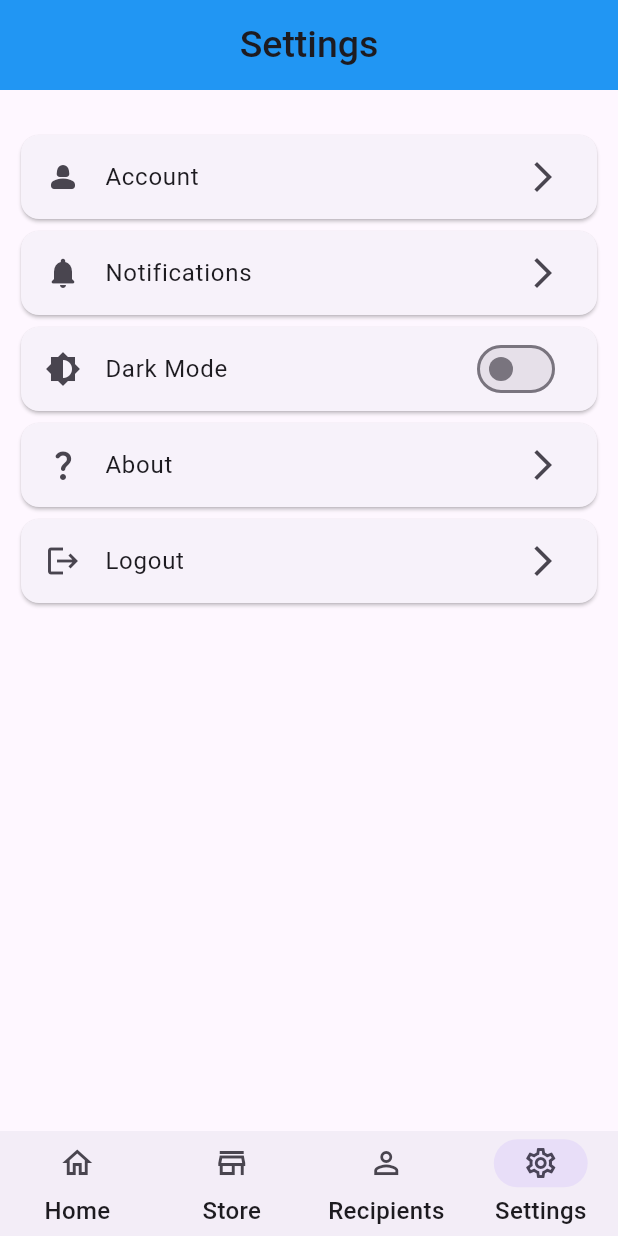
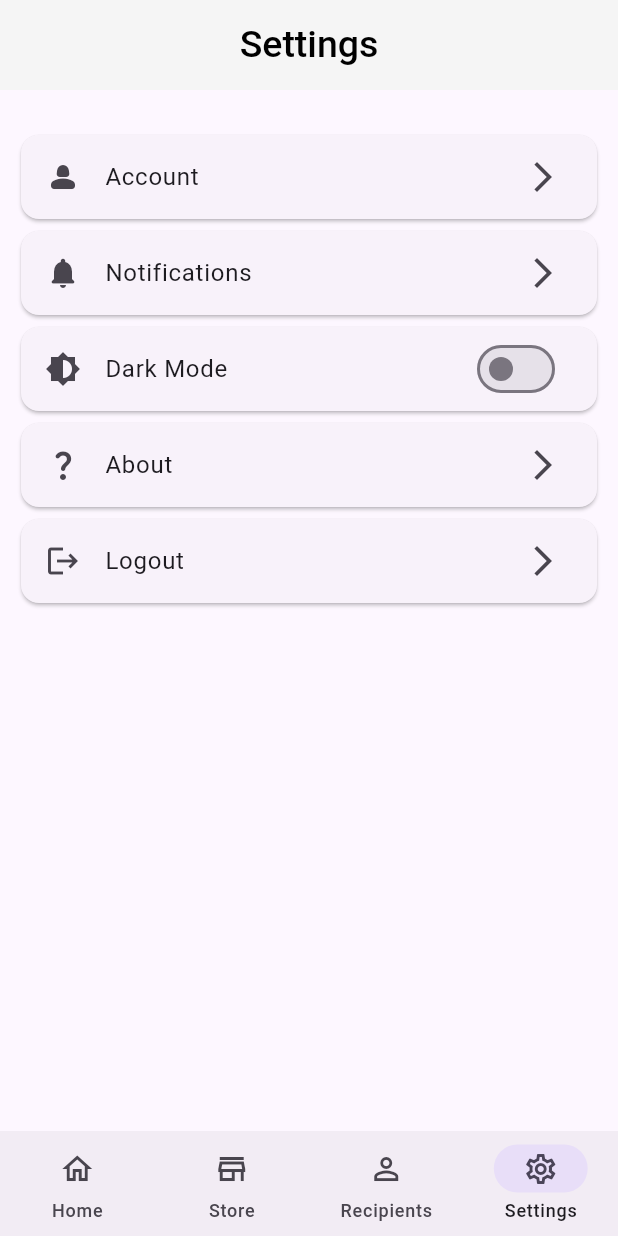
Before and after one commit to Danamaz/Waste_Reduction, a Flutter app: the screen it shows once a user with an empty profile is signed in, item 4 of the bottom bar chosen, on a phone screen of 412 x 824 dp. Run offline on Flutter 3.47's test engine with Material 3 defaults, Android fonts, the phone set to English and light mode, and no system bars; our stand-ins replace awesome_notifications, cloud_firestore, email_validator, firebase_auth, firebase_core, firebase_storage and 1 more; missing offline and left inert: bulleted_list; accounts and stored records are empty; statements that could not run were skipped.

Commit message:
Adding Theme to pages

```diff
--- a/lib/pages/homepage.dart
+++ b/lib/pages/homepage.dart
@@ -25,10 +25,7 @@ class _HomePageState extends State<HomePage> {
     return Scaffold(
         body: screens[index],
         bottomNavigationBar: NavigationBarTheme(
-          data: NavigationBarThemeData(
-            labelTextStyle: MaterialStateProperty.all(
-                const TextStyle(fontSize: 16, fontWeight: FontWeight.w500)),
-          ),
+          data: const NavigationBarThemeData(),
           child: NavigationBar(
               height: 70,
               selectedIndex: index,
--- a/lib/pages/homescreenpage.dart
+++ b/lib/pages/homescreenpage.dart
@@ -15,7 +15,6 @@ class HomeScreen extends StatelessWidget {
           centerTitle: true,
           automaticallyImplyLeading: false,
           toolbarHeight: 60,
-          backgroundColor: Colors.blue,
         ),
         body: Container(
           margin: const EdgeInsets.all(5),
--- a/lib/pages/receiverspage.dart
+++ b/lib/pages/receiverspage.dart
@@ -23,7 +23,6 @@ class _RecipientpageState extends State<Recipientpage> {
           automaticallyImplyLeading: false,
           centerTitle: true,
           toolbarHeight: 60,
-          backgroundColor: Colors.blue,
         ),
         body: StreamBuilder(
             stream: FirebaseFirestore.instance
--- a/lib/pages/settingspage.dart
+++ b/lib/pages/settingspage.dart
@@ -25,7 +25,6 @@ class _SettingsPageState extends State<SettingsPage> {
         ),
         centerTitle: true,
         automaticallyImplyLeading: false,
-        backgroundColor: Colors.blue,
         toolbarHeight: 60,
       ),
       body: SingleChildScrollView(
--- a/lib/services/theme.dart
+++ b/lib/services/theme.dart
@@ -1,20 +1,26 @@
 import 'package:flutter/material.dart';
 
+const Color seedColor = Color(0xFF6200EE);
+
 ThemeData lightMode = ThemeData(
-  brightness: Brightness.light,
-  // colorScheme: const ColorScheme.light().copyWith(
-  //   background: Colors.grey.shade400,
-  //   // primary: Colors.grey.shade300,
-  //   // secondary: Colors.grey.shade200,
-  // ),
+  colorScheme: ColorScheme.fromSeed(
+    seedColor: seedColor,
+    brightness: Brightness.light,
+  ),
+  appBarTheme: AppBarTheme(
+    backgroundColor: Colors.grey[100],
+    foregroundColor: Colors.black,
+  ),
 );
 
 ThemeData darkMode = ThemeData(
-  brightness: Brightness.dark,
-  // colorScheme: const ColorScheme.dark().copyWith(
-  //   background: Colors.grey.shade900,
-  //   // primary: Colors.grey.shade800,
-  //   // secondary: Colors.grey.shade700,
+  colorScheme: ColorScheme.fromSeed(
+    seedColor: seedColor,
+    brightness: Brightness.dark,
+  ),
+  // appBarTheme: AppBarTheme(
+  //   backgroundColor: Colors.grey[800],
+  //   foregroundColor: Colors.white,
   // ),
 );
 
```
Also changed, not shown: lib/pages/storepage.dart (+0 -11 lines), lib/services/itemcard.dart (+7 -3 lines).
